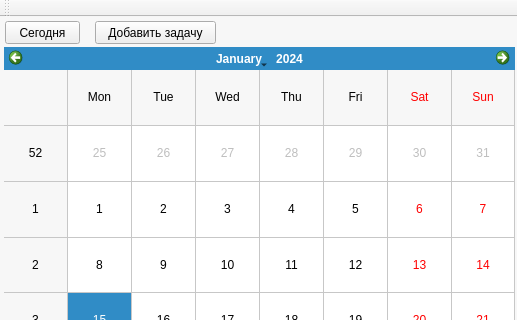
Before: the Qt Designer form mainwindow.ui in Normandez/ToDoList, drawn with Qt 5; both pictures show x 0 to 517 and y 0 to 320 of the 517 by 606 pixel window.
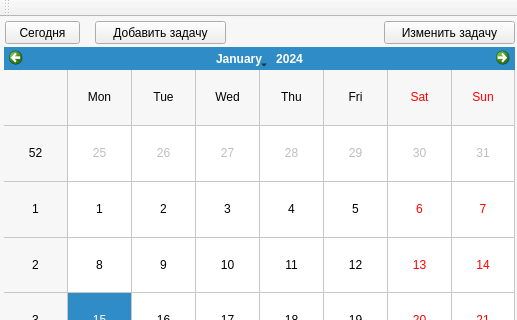
After: the same form once the commit is applied.

What changed in the file:
```diff
--- a/mainwindow.ui
+++ b/mainwindow.ui
@@ -37,7 +37,7 @@
      <rect>
       <x>95</x>
       <y>4</y>
-      <width>121</width>
+      <width>131</width>
       <height>23</height>
      </rect>
     </property>
@@ -281,6 +281,19 @@
      </widget>
     </widget>
    </widget>
+   <widget class="QPushButton" name="pushButtonCustomTask">
+    <property name="geometry">
+     <rect>
+      <x>384</x>
+      <y>4</y>
+      <width>131</width>
+      <height>23</height>
+     </rect>
+    </property>
+    <property name="text">
+     <string>Изменить задачу</string>
+    </property>
+   </widget>
   </widget>
   <widget class="QMenuBar" name="menuBar">
    <property name="geometry">
```
